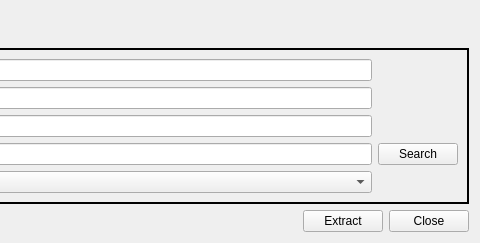
Above: gui/emv.ui from jonngo/opt_version_checker before the change; both pictures show x 520 to 1000 and y 0 to 243 of the 1000 by 243 pixel window. Below: the same form after it.
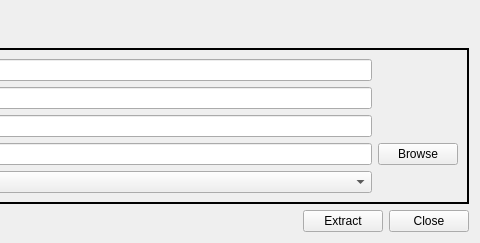
That is the form after the change. Icons and pictures are not drawn.

Commit message: Changed the Search button to Browse, and set table cell selection to row.

The edit to the form file:
```diff
--- a/gui/emv.ui
+++ b/gui/emv.ui
@@ -109,7 +109,7 @@
       <item row="3" column="2">
        <widget class="QPushButton" name="chromeDriverPushButton">
         <property name="text">
-         <string>Search</string>
+         <string>Browse</string>
         </property>
        </widget>
       </item>
```
The commit also changes 6 other files.
